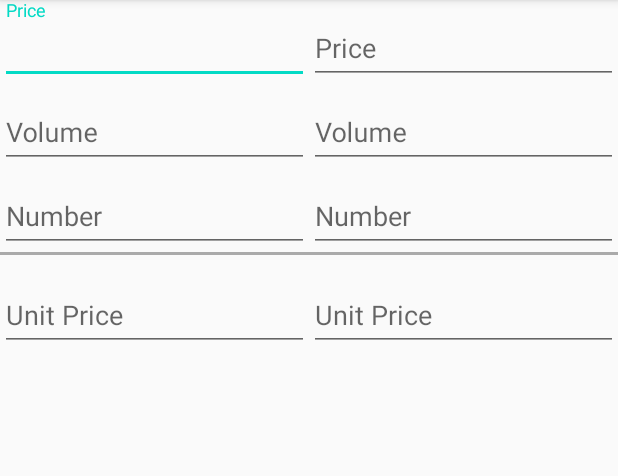
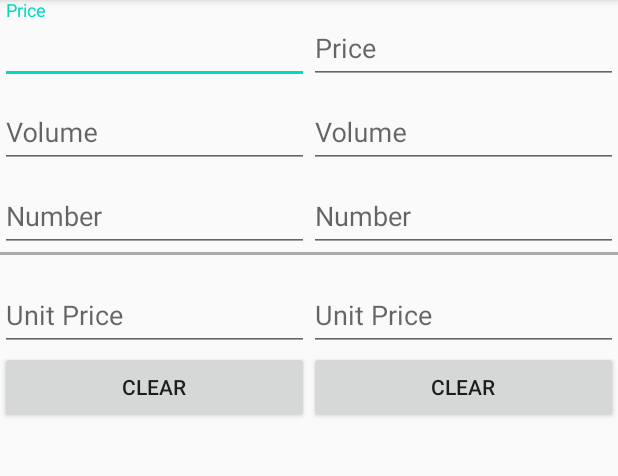
Before and after one commit to mikiepure/bestbuy, an Android app: the screen it shows after launch (MainActivity), on a phone screen of 412 x 824 dp, the part 84-560 px from its top. Run offline under Robolectric (Android 15) with nearby library versions, the phone set to English and light mode, and no system bars.

Commit message:
Add clear button and refactoring

```diff
--- a/app/src/main/java/io/github/mikiepure/bestbuy/Calculator.java
+++ b/app/src/main/java/io/github/mikiepure/bestbuy/Calculator.java
@@ -2,13 +2,14 @@ package io.github.mikiepure.bestbuy;
 
 import android.text.Editable;
 import android.text.TextWatcher;
+import android.view.View;
 
 import com.google.android.material.textfield.TextInputEditText;
 
 import java.math.BigDecimal;
 import java.math.RoundingMode;
 
-final class Calculator implements TextWatcher {
+final class Calculator implements TextWatcher, View.OnClickListener {
 
   private final TextInputEditText _price;
   private final TextInputEditText _volume;
@@ -41,6 +42,13 @@ final class Calculator implements TextWatcher {
     String volumeStr = this._volume.getText().toString();
     String numberStr = this._number.getText().toString();
     this._unitPrice.setText(getUnitPriceStr(priceStr, volumeStr, numberStr));
+  }
+
+  @Override
+  public void onClick(View v) {
+    this._price.setText("");
+    this._volume.setText("");
+    this._number.setText("");
   }
 
   /**
--- a/app/src/main/java/io/github/mikiepure/bestbuy/Log.java
+++ b/app/src/main/java/io/github/mikiepure/bestbuy/Log.java
@@ -2,10 +2,28 @@ package io.github.mikiepure.bestbuy;
 
 import java.util.concurrent.atomic.AtomicInteger;
 
+/**
+ * Provide logging features for the application.
+ *
+ * <ul>
+ *   <li>Format of error/warning log will be:
+ *       <pre>MSG ARG1 ARG2 ... (FILENAME:LINE)</pre>
+ *   <li>Format of information/debug/verbose log will be:
+ *       <pre>MSG ARG1 ARG2 ...</pre>
+ * </ul>
+ */
 public class Log {
   private static final String TAG = "BestBuy";
   private static AtomicInteger counter = new AtomicInteger();
 
+  /**
+   * Output error log.
+   *
+   * <p>The log can have optional data, which will be space separated string.
+   *
+   * @param msg log message
+   * @param args optional data
+   */
   public static void error(String msg, Object... args) {
     final StackTraceElement calledClass = Thread.currentThread().getStackTrace()[3];
     final String logMsgWithPos =
@@ -18,6 +36,14 @@ public class Log {
     android.util.Log.e(TAG, logMsgWithPos);
   }
 
+  /**
+   * Output warning log.
+   *
+   * <p>The log can have optional data, which will be space separated string.
+   *
+   * @param msg log message
+   * @param args optional data
+   */
   public static void warn(String msg, Object... args) {
     final StackTraceElement calledClass = Thread.currentThread().getStackTrace()[3];
     final String logMsgWithPos =
@@ -30,16 +56,55 @@ public class Log {
     android.util.Log.w(TAG, logMsgWithPos);
   }
 
+  /**
+   * Output information log.
+   *
+   * <p>The log can have optional data, which will be space separated string.
+   *
+   * @param msg log message
+   * @param args optional data
+   */
   public static void info(String msg, Object... args) {
     android.util.Log.i(TAG, getLogMsg(msg, args));
   }
 
+  /**
+   * Output debug log.
+   *
+   * <p>The log can have optional data, which will be space separated string.
+   *
+   * @param msg log message
+   * @param args optional data
+   */
   public static void debug(String msg, Object... args) {
     android.util.Log.d(TAG, getLogMsg(msg, args));
   }
 
+  /**
+   * Output verbose log.
+   *
+   * <p>The log can have optional data, which will be space separated string.
+   *
+   * @param msg log message
+   * @param args optional data
+   */
   public static void verbose(String msg, Object... args) {
     android.util.Log.v(TAG, getLogMsg(msg, args));
+  }
+
+  /**
+   * Output class and function name to log.
+   *
+   * <p>The log can have optional data, which will be space separated string.
+   *
+   * @param args optional data
+   */
+  public static void trace(Object... args) {
+    final StackTraceElement calledClass = Thread.currentThread().getStackTrace()[3];
+    final String className = calledClass.getClassName();
+    final String simpleClassName = className.substring(className.lastIndexOf('.') + 1);
+    final String msg = simpleClassName + "." + calledClass.getMethodName();
+    android.util.Log.i(TAG, getLogMsg(msg, args));
   }
 
   private static String getLogMsg(String msg, Object... args) {
--- a/app/src/main/java/io/github/mikiepure/bestbuy/MainActivity.java
+++ b/app/src/main/java/io/github/mikiepure/bestbuy/MainActivity.java
@@ -1,10 +1,9 @@
 package io.github.mikiepure.bestbuy;
 
 import android.os.Bundle;
+import android.widget.Button;
 
 import androidx.appcompat.app.AppCompatActivity;
-
-import com.google.android.material.textfield.TextInputEditText;
 
 public final class MainActivity extends AppCompatActivity {
 
@@ -13,27 +12,29 @@ public final class MainActivity extends AppCompatActivity {
 
   @Override
   protected void onCreate(Bundle savedInstanceState) {
-    Log.info("onCreate");
+    Log.trace();
     super.onCreate(savedInstanceState);
     setContentView(R.layout.activity_main);
 
     this._calc1 =
         new Calculator(
-            (TextInputEditText) findViewById(R.id.textInputEditTextPrice1),
-            (TextInputEditText) findViewById(R.id.textInputEditTextVolume1),
-            (TextInputEditText) findViewById(R.id.textInputEditTextNumber1),
-            (TextInputEditText) findViewById(R.id.textInputEditTextUnitPrice1));
+            findViewById(R.id.textInputEditTextPrice1),
+            findViewById(R.id.textInputEditTextVolume1),
+            findViewById(R.id.textInputEditTextNumber1),
+            findViewById(R.id.textInputEditTextUnitPrice1));
+    ((Button) findViewById(R.id.buttonClear1)).setOnClickListener(this._calc1);
     this._calc2 =
         new Calculator(
-            (TextInputEditText) findViewById(R.id.textInputEditTextPrice2),
-            (TextInputEditText) findViewById(R.id.textInputEditTextVolume2),
-            (TextInputEditText) findViewById(R.id.textInputEditTextNumber2),
-            (TextInputEditText) findViewById(R.id.textInputEditTextUnitPrice2));
+            findViewById(R.id.textInputEditTextPrice2),
+            findViewById(R.id.textInputEditTextVolume2),
+            findViewById(R.id.textInputEditTextNumber2),
+            findViewById(R.id.textInputEditTextUnitPrice2));
+    ((Button) findViewById(R.id.buttonClear2)).setOnClickListener(this._calc2);
   }
 
   @Override
   protected void onDestroy() {
-    Log.info("onDestroy");
+    Log.trace();
     super.onDestroy();
 
     this._calc1 = null;
--- a/app/src/main/res/layout/activity_main.xml
+++ b/app/src/main/res/layout/activity_main.xml
@@ -79,6 +79,12 @@
                     android:hint="@string/unitPrice" />
             </com.google.android.material.textfield.TextInputLayout>
 
+            <Button
+                android:id="@+id/buttonClear1"
+                android:layout_width="match_parent"
+                android:layout_height="wrap_content"
+                android:text="@string/clear" />
+
         </LinearLayout>
 
         <LinearLayout
@@ -148,6 +154,12 @@
                     android:focusableInTouchMode="false"
                     android:hint="@string/unitPrice" />
             </com.google.android.material.textfield.TextInputLayout>
+
+            <Button
+                android:id="@+id/buttonClear2"
+                android:layout_width="match_parent"
+                android:layout_height="wrap_content"
+                android:text="@string/clear" />
         </LinearLayout>
     </LinearLayout>
 </androidx.constraintlayout.widget.ConstraintLayout>
--- a/app/src/main/res/values/strings.xml
+++ b/app/src/main/res/values/strings.xml
@@ -4,4 +4,5 @@
     <string name="volume">Volume</string>
     <string name="number">Number</string>
     <string name="unitPrice">Unit Price</string>
+    <string name="clear">Clear</string>
 </resources>
```
Also changed, not shown: 1 other file.
